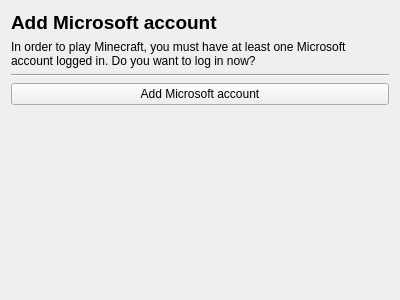
Above: launcher/ui/setupwizard/LoginWizardPage.ui from PrismLauncher/PrismLauncher before the change. Below: the same form after it.
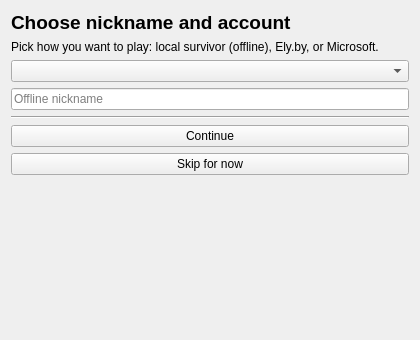
That is the form after the change.

Commit message: Add first-launch onboarding wizard flow for account and Java setup

Patch:
```diff
--- a/launcher/ui/setupwizard/LoginWizardPage.ui
+++ b/launcher/ui/setupwizard/LoginWizardPage.ui
@@ -6,8 +6,8 @@
    <rect>
     <x>0</x>
     <y>0</y>
-    <width>400</width>
-    <height>300</height>
+    <width>420</width>
+    <height>340</height>
    </rect>
   </property>
   <property name="windowTitle">
@@ -17,7 +17,7 @@
    <item>
     <widget class="QLabel" name="label">
      <property name="text">
-      <string>&lt;html&gt;&lt;head/&gt;&lt;body&gt;&lt;p&gt;&lt;span style=&quot; font-size:14pt; font-weight:600;&quot;&gt;Add Microsoft account&lt;/span&gt;&lt;/p&gt;&lt;/body&gt;&lt;/html&gt;</string>
+      <string>&lt;html&gt;&lt;head/&gt;&lt;body&gt;&lt;p&gt;&lt;span style=&quot; font-size:14pt; font-weight:600;&quot;&gt;Choose nickname and account&lt;/span&gt;&lt;/p&gt;&lt;/body&gt;&lt;/html&gt;</string>
      </property>
      <property name="textFormat">
       <enum>Qt::RichText</enum>
@@ -30,13 +30,23 @@
    <item>
     <widget class="QLabel" name="label_2">
      <property name="text">
-      <string>In order to play Minecraft, you must have at least one Microsoft account logged in. Do you want to log in now?</string>
+      <string>Pick how you want to play: local survivor (offline), Ely.by, or Microsoft.</string>
      </property>
      <property name="wordWrap">
       <bool>true</bool>
      </property>
     </widget>
    </item>
+   <item>
+    <widget class="QComboBox" name="accountTypeCombo"/>
+   </item>
+   <item>
+    <widget class="QLineEdit" name="offlineNameEdit">
+     <property name="placeholderText">
+      <string>Offline nickname</string>
+     </property>
+    </widget>
+   </item>
    <item>
     <widget class="Line" name="line">
      <property name="orientation">
@@ -47,7 +57,14 @@
    <item>
     <widget class="QPushButton" name="pushButton">
      <property name="text">
-      <string>Add Microsoft account</string>
+      <string>Continue</string>
+     </property>
+    </widget>
+   </item>
+   <item>
+    <widget class="QPushButton" name="skipButton">
+     <property name="text">
+      <string>Skip for now</string>
      </property>
     </widget>
    </item>
@@ -59,7 +76,7 @@
      <property name="sizeHint" stdset="0">
       <size>
        <width>20</width>
-       <height>156</height>
+       <height>120</height>
       </size>
      </property>
     </spacer>
```
Left out of the diff: 9 changed lines with no effect on the pictures. The commit also changes 26 other files.
